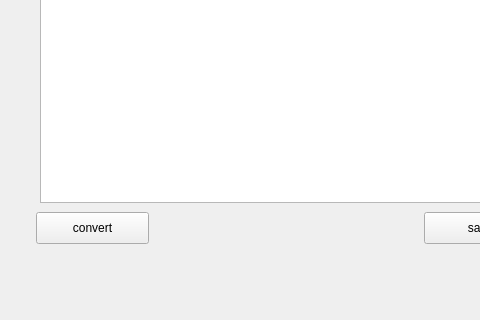
Old version of the form main_gui.ui in the repository faytor/open_lcd_assistant; both pictures show x 0 to 480 and y 398 to 718 of the 579 by 718 pixel window.
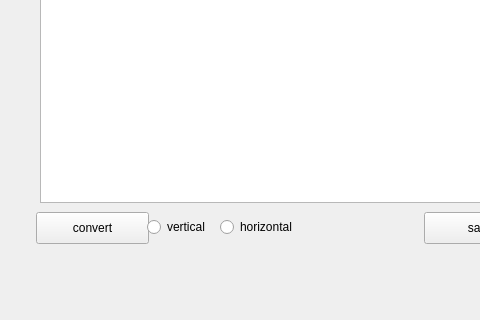
New version of the form.

Commit message: Add radio button in gui

What changed in the file:
```diff
--- a/main_gui.ui
+++ b/main_gui.ui
@@ -83,6 +83,32 @@
      </rect>
     </property>
    </widget>
+   <widget class="QRadioButton" name="radio_vertical">
+    <property name="geometry">
+     <rect>
+      <x>147</x>
+      <y>615</y>
+      <width>100</width>
+      <height>20</height>
+     </rect>
+    </property>
+    <property name="text">
+     <string>vertical</string>
+    </property>
+   </widget>
+   <widget class="QRadioButton" name="radio_horizontal">
+    <property name="geometry">
+     <rect>
+      <x>220</x>
+      <y>615</y>
+      <width>100</width>
+      <height>20</height>
+     </rect>
+    </property>
+    <property name="text">
+     <string>horizontal</string>
+    </property>
+   </widget>
   </widget>
   <widget class="QMenuBar" name="menubar">
    <property name="geometry">
```
